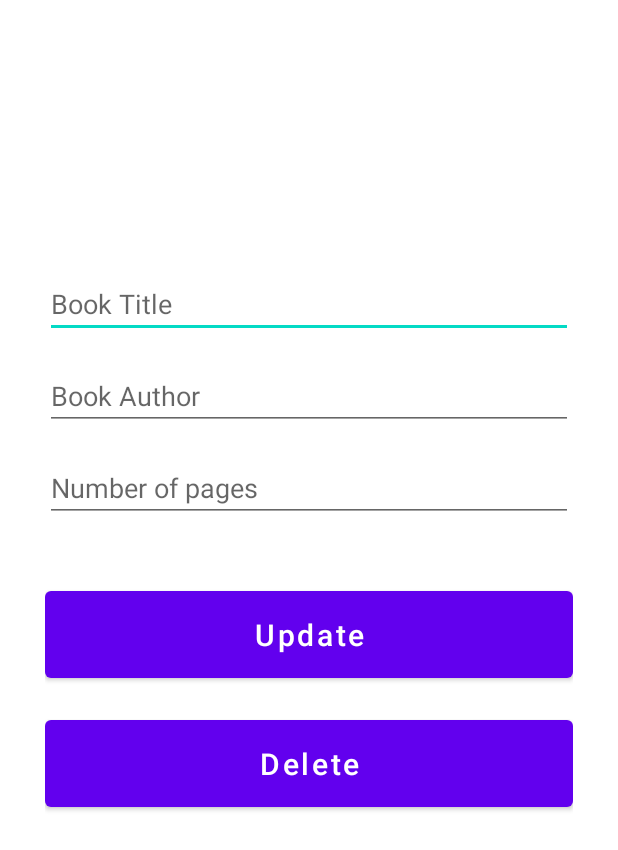
After one commit to ElimiWaste/ElimiWastev1, an Android app: the layout activity_update.xml on its own in the app's theme, with its tools: preview values and no code run, on a phone screen of 412 x 824 dp. The commit adds this screen. Shown: the top 850 px of the screen. Run offline under Robolectric (Android 15) with nearby library versions, the phone set to English and light mode, and no system bars.

Commit message:
5/10/21- Updated

```diff
--- a/app/src/main/java/com/example/elimiwastev1/PopupWindow.java
+++ b/app/src/main/java/com/example/elimiwastev1/PopupWindow.java
@@ -1,14 +1,12 @@
 package com.example.elimiwastev1;
 
-import android.content.Intent;
 import android.os.Bundle;
 import android.util.DisplayMetrics;
-import android.view.View;
 import android.widget.Button;
 import android.widget.EditText;
 import android.widget.TextView;
 
-import androidx.appcompat.app.AppCompatActivity;
+import com.example.elimiwastev1.R;
 
 //Adapted from: https://www.youtube.com/watch?v=fn5OlqQuOCk
 //Works, but need to make background transparent
--- a/app/src/main/java/com/example/elimiwastev1/ThreeColumn_ListAdapter.java
+++ b/app/src/main/java/com/example/elimiwastev1/ThreeColumn_ListAdapter.java
@@ -7,7 +7,9 @@ import android.view.ViewGroup;
 import android.widget.ArrayAdapter;
 import android.widget.TextView;
 
-import java.lang.reflect.Array;
+import com.example.elimiwastev1.R;
+import com.example.elimiwastev1.User;
+
 import java.util.ArrayList;
 
 public class ThreeColumn_ListAdapter extends ArrayAdapter<User> {
--- /dev/null
+++ b/app/src/main/res/layout/activity_update.xml
@@ -0,0 +1,70 @@
+<?xml version="1.0" encoding="utf-8"?>
+<androidx.constraintlayout.widget.ConstraintLayout xmlns:android="http://schemas.android.com/apk/res/android"
+    xmlns:app="http://schemas.android.com/apk/res-auto"
+    xmlns:tools="http://schemas.android.com/tools"
+    android:layout_width="match_parent"
+    android:layout_height="match_parent"
+    tools:context=".AddActivity"
+    android:padding="30dp">
+
+    <EditText
+        android:id="@+id/title_input2"
+        android:layout_width="match_parent"
+        android:layout_height="wrap_content"
+        android:layout_marginTop="150dp"
+        android:ems="10"
+        android:hint="Book Title"
+        android:inputType="textPersonName"
+        app:layout_constraintEnd_toEndOf="parent"
+        app:layout_constraintStart_toStartOf="parent"
+        app:layout_constraintTop_toTopOf="parent" />
+
+    <EditText
+        android:id="@+id/author_input2"
+        android:layout_width="match_parent"
+        android:layout_height="wrap_content"
+        android:layout_marginTop="16dp"
+        android:ems="10"
+        android:hint="Book Author"
+        android:inputType="textPersonName"
+        app:layout_constraintEnd_toEndOf="parent"
+        app:layout_constraintStart_toStartOf="parent"
+        app:layout_constraintTop_toBottomOf="@+id/title_input2" />
+
+    <EditText
+        android:id="@+id/pages_input2"
+        android:layout_width="match_parent"
+        android:layout_height="wrap_content"
+        android:layout_marginTop="16dp"
+        android:ems="10"
+        android:hint="Number of pages"
+        android:inputType="number"
+        app:layout_constraintEnd_toEndOf="parent"
+        app:layout_constraintStart_toStartOf="parent"
+        app:layout_constraintTop_toBottomOf="@+id/author_input2" />
+
+    <Button
+        android:id="@+id/update_button"
+        android:layout_width="match_parent"
+        android:layout_height="70dp"
+        android:layout_marginTop="40dp"
+        android:text="Update"
+        android:textSize="20sp"
+        android:textAllCaps="false"
+        app:layout_constraintEnd_toEndOf="parent"
+        app:layout_constraintStart_toStartOf="parent"
+        app:layout_constraintTop_toBottomOf="@+id/pages_input2" />
+
+    <Button
+        android:id="@+id/delete_button"
+        android:layout_width="match_parent"
+        android:layout_height="70dp"
+        android:layout_marginTop="16dp"
+        android:text="Delete"
+        android:textAllCaps="false"
+        android:textSize="20sp"
+        app:layout_constraintEnd_toEndOf="parent"
+        app:layout_constraintStart_toStartOf="parent"
+        app:layout_constraintTop_toBottomOf="@+id/update_button" />
+
+</androidx.constraintlayout.widget.ConstraintLayout>
```
Also changed, not shown: app/src/main/java/com/example/elimiwastev1/EditDataActivity.java (added, +76 -0 lines), app/src/main/java/com/example/elimiwastev1/ViewContent.java (+57 -11 lines), app/src/main/res/layout/edit_data_layout.xml (added, +44 -0 lines), app/src/main/res/layout/rec_view1.xml (added, +61 -0 lines).
